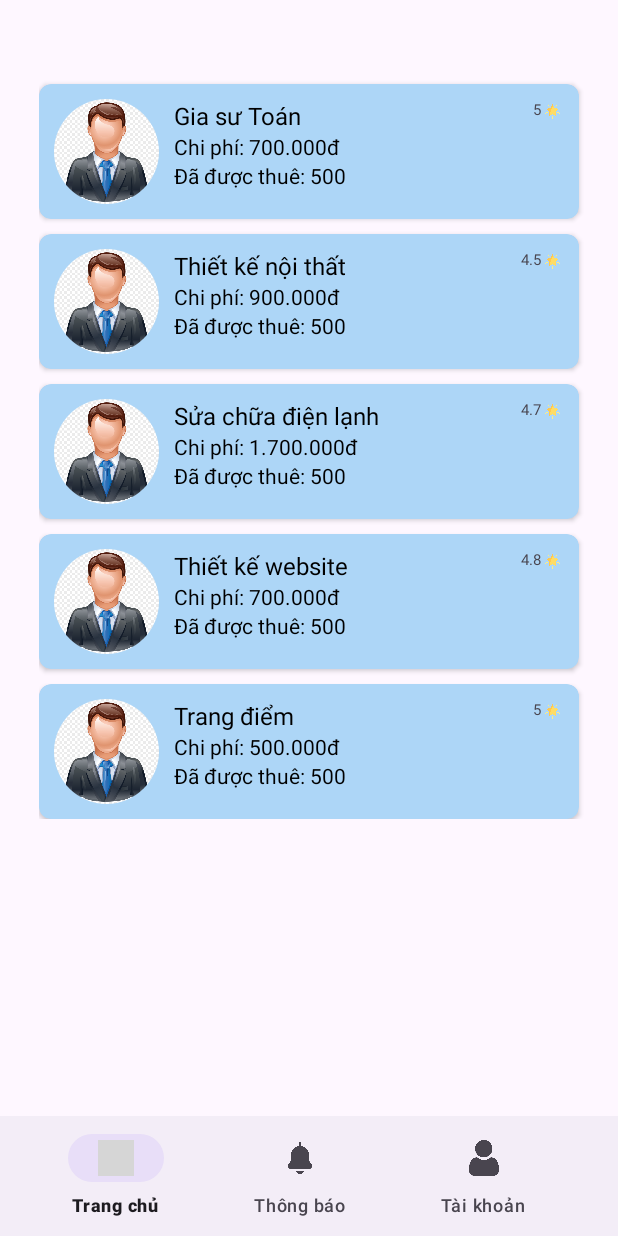
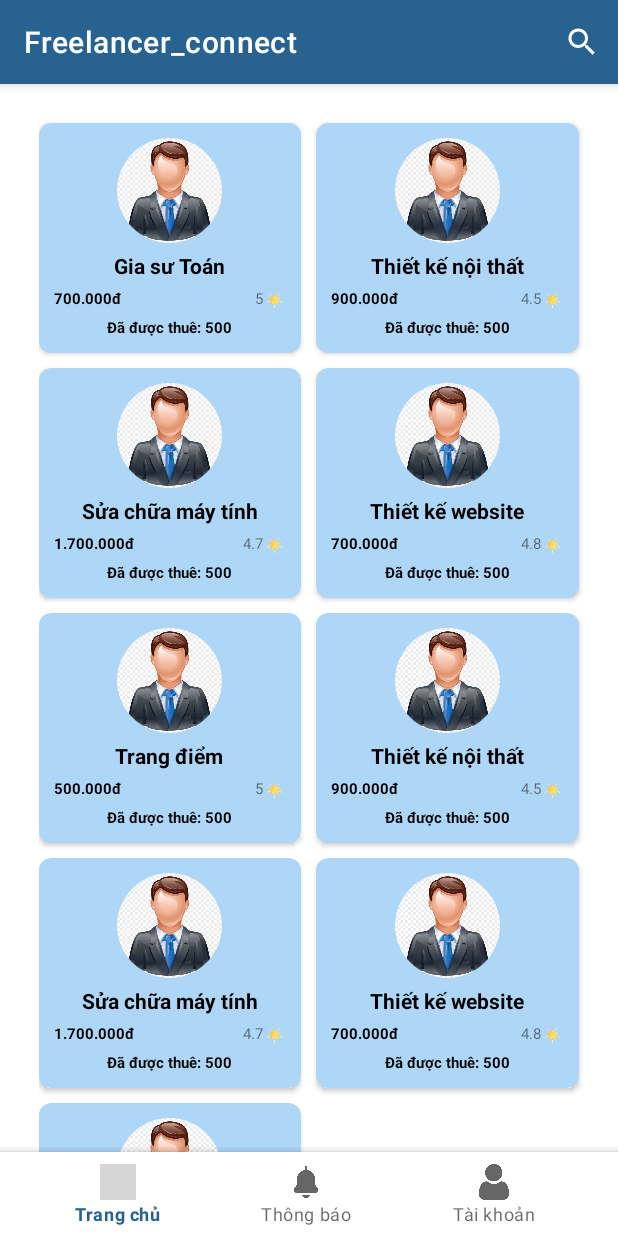
Before and after one commit to Duynguyen162/Freelancer_Connect, an Android app: the screen it shows after launch (CustomerActivity), on a phone screen of 412 x 824 dp. Run offline under Robolectric (Android 15) with nearby library versions, the phone set to English and light mode, and no system bars; our stand-ins replace CircleImageView; grey boxes are pictures that could not be loaded.

Commit message:
Thêm chức năng tìm kiếm ở trang chủ

```diff
--- a/app/src/main/AndroidManifest.xml
+++ b/app/src/main/AndroidManifest.xml
@@ -13,10 +13,8 @@
         android:theme="@style/Theme.Freelancer_connect">
         <activity
             android:name=".provider.ProviderDetailInfo"
-            android:exported="false" />
-        <activity
-            android:name=".provider.ProviderActivity"
-            android:exported="false" />
+            android:exported="false"
+            android:theme="@style/Theme.YourApp.NoActionBar"/>
         <activity
             android:name=".CustomerActivity"
             android:exported="true">
--- a/app/src/main/java/com/example/freelancer_connect/CustomerActivity.java
+++ b/app/src/main/java/com/example/freelancer_connect/CustomerActivity.java
@@ -1,10 +1,12 @@
 package com.example.freelancer_connect;
 
 import android.os.Bundle;
+import android.view.Menu;
 
 import androidx.activity.EdgeToEdge;
 import androidx.appcompat.app.ActionBar;
 import androidx.appcompat.app.AppCompatActivity;
+import androidx.appcompat.widget.Toolbar;
 import androidx.core.graphics.Insets;
 import androidx.core.view.ViewCompat;
 import androidx.core.view.WindowInsetsCompat;
@@ -44,7 +46,6 @@ public class CustomerActivity extends AppCompatActivity {
             return insets;
         });
     }
-
     private void changeFragment(Fragment fragment) {
         FragmentManager fragmentManager = getSupportFragmentManager();
         FragmentTransaction fragmentTransaction = fragmentManager.beginTransaction();
--- a/app/src/main/java/com/example/freelancer_connect/home_page/HomeFragment.java
+++ b/app/src/main/java/com/example/freelancer_connect/home_page/HomeFragment.java
@@ -1,5 +1,9 @@
 package com.example.freelancer_connect.home_page;
 
+import static androidx.core.content.ContextCompat.getSystemService;
+
+import android.app.SearchManager;
+import android.content.Context;
 import android.content.Intent;
 import android.os.Bundle;
 import android.view.LayoutInflater;
@@ -10,6 +14,11 @@ import android.view.View;
 import android.view.ViewGroup;
 
 import androidx.annotation.NonNull;
+import androidx.annotation.Nullable;
+import androidx.appcompat.app.AppCompatActivity;
+import androidx.appcompat.widget.SearchView;
+import androidx.appcompat.widget.Toolbar;
+import androidx.core.view.MenuItemCompat;
 import androidx.core.view.MenuProvider;
 import androidx.fragment.app.Fragment;
 import androidx.recyclerview.widget.GridLayoutManager;
@@ -25,10 +34,11 @@ import java.util.ArrayList;
 import java.util.List;
 
 public class HomeFragment extends Fragment implements MenuProvider {
-
-    private List<Provider> listProvider;
     private RecyclerView homeRecyclerView;
     private ProviderAdapter providerAdapter;
+    private SearchView searchView;
+
+
 
     public HomeFragment() {
         // Required empty public constructor
@@ -39,24 +49,30 @@ public class HomeFragment extends Fragment implements MenuProvider {
                              Bundle savedInstanceState) {
         // Inflate the layout for this fragment
         View rootView = inflater.inflate(R.layout.fragment_home, container, false);
-        homeRecyclerView = rootView.findViewById(R.id.recycler_view_service_item);
+
+
+
+        homeRecyclerView = rootView.findViewById(R.id.recycler_view_provider_item);
+        GridLayoutManager gridLayoutManager = new GridLayoutManager(getContext(), 2);
         LinearLayoutManager linearLayoutManager = new LinearLayoutManager(getContext(), LinearLayoutManager.VERTICAL, false);
-        homeRecyclerView.setLayoutManager(linearLayoutManager);
-        providerAdapter = new ProviderAdapter(getContext());
-        providerAdapter.setData(getListProvider());
+        homeRecyclerView.setLayoutManager(gridLayoutManager);
+        providerAdapter = new ProviderAdapter(getContext(), getListProvider());
         homeRecyclerView.setAdapter(providerAdapter);
         return rootView;
     }
 
-
-
     private List<Provider> getListProvider() {
         List<Provider> list = new ArrayList();
-        list.add(new Provider(R.drawable.img_user, "Gia sư Toán", "Chi phí: 700.000đ", "Đã được thuê: 500", "5"));
-        list.add(new Provider(R.drawable.img_user, "Thiết kế nội thất", "Chi phí: 900.000đ", "Đã được thuê: 500", "4.5"));
-        list.add(new Provider(R.drawable.img_user, "Sửa chữa điện lạnh", "Chi phí: 1.700.000đ", "Đã được thuê: 500", "4.7"));
-        list.add(new Provider(R.drawable.img_user, "Thiết kế website", "Chi phí: 700.000đ", "Đã được thuê: 500", "4.8"));
-        list.add(new Provider(R.drawable.img_user, "Trang điểm", "Chi phí: 500.000đ", "Đã được thuê: 500", "5"));
+        list.add(new Provider(R.drawable.img_user, "Gia sư Toán", "700.000đ", "Đã được thuê: 500", "5"));
+        list.add(new Provider(R.drawable.img_user, "Thiết kế nội thất", "900.000đ", "Đã được thuê: 500", "4.5"));
+        list.add(new Provider(R.drawable.img_user, "Sửa chữa máy tính", "1.700.000đ", "Đã được thuê: 500", "4.7"));
+        list.add(new Provider(R.drawable.img_user, "Thiết kế website", "700.000đ", "Đã được thuê: 500", "4.8"));
+        list.add(new Provider(R.drawable.img_user, "Trang điểm", "500.000đ", "Đã được thuê: 500", "5"));
+
+        list.add(new Provider(R.drawable.img_user, "Thiết kế nội thất", "900.000đ", "Đã được thuê: 500", "4.5"));
+        list.add(new Provider(R.drawable.img_user, "Sửa chữa máy tính", "1.700.000đ", "Đã được thuê: 500", "4.7"));
+        list.add(new Provider(R.drawable.img_user, "Thiết kế website", "700.000đ", "Đã được thuê: 500", "4.8"));
+        list.add(new Provider(R.drawable.img_user, "Trang điểm", "500.000đ", "Đã được thuê: 500", "5"));
 
         return list;
     }
@@ -76,4 +92,33 @@ public class HomeFragment extends Fragment implements MenuProvider {
     public boolean onMenuItemSelected(@NonNull MenuItem menuItem) {
         return false;
     }
+
+    @Override
+    public void onCreate(@Nullable Bundle savedInstanceState) {
+        super.onCreate(savedInstanceState);
+        setHasOptionsMenu(true);
+    }
+
+    @Override
+    public void onCreateOptionsMenu(@NonNull Menu menu, @NonNull MenuInflater inflater) {
+        inflater.inflate(R.menu.main_menu, menu);
+        SearchManager searchManager = (SearchManager) requireActivity().getSystemService(Context.SEARCH_SERVICE);
+        searchView = (SearchView) menu.findItem(R.id.action_search).getActionView();
+        searchView.setSearchableInfo(searchManager.getSearchableInfo(requireActivity().getComponentName()));
+        searchView.setMaxWidth(Integer.MAX_VALUE);
+        searchView.setOnQueryTextListener(new SearchView.OnQueryTextListener() {
+            @Override
+            public boolean onQueryTextSubmit(String query) {
+                providerAdapter.getFilter().filter(query);
+                return false;
+            }
+
+            @Override
+            public boolean onQueryTextChange(String newText) {
+                providerAdapter.getFilter().filter(newText);
+                return false;
+            }
+        });
+        super.onCreateOptionsMenu(menu, inflater);
+    }
 }
--- a/app/src/main/java/com/example/freelancer_connect/provider/ProviderAdapter.java
+++ b/app/src/main/java/com/example/freelancer_connect/provider/ProviderAdapter.java
@@ -6,6 +6,8 @@ import android.os.Bundle;
 import android.view.LayoutInflater;
 import android.view.View;
 import android.view.ViewGroup;
+import android.widget.Filter;
+import android.widget.Filterable;
 import android.widget.ImageView;
 import android.widget.TextView;
 
@@ -15,20 +17,20 @@ import androidx.recyclerview.widget.RecyclerView;
 
 import com.example.freelancer_connect.R;
 
+import java.util.ArrayList;
 import java.util.List;
 
-public class ProviderAdapter extends RecyclerView.Adapter<ProviderAdapter.ProviderViewHolder>{
+public class ProviderAdapter extends RecyclerView.Adapter<ProviderAdapter.ProviderViewHolder> implements Filterable{
     private Context mContext;
     private List<Provider> mListProvider;
+    private List<Provider> mListProviderOld;
 
-    public ProviderAdapter(Context mContext) {
+    public ProviderAdapter(Context mContext, List<Provider> mListProvider) {
         this.mContext = mContext;
+        this.mListProvider = mListProvider;
+        this.mListProviderOld = mListProvider;
     }
 
-    public void setData(List<Provider> list) {
-        mListProvider = list;
-        notifyDataSetChanged();
-    }
 
     @NonNull
     @Override
@@ -72,6 +74,39 @@ public class ProviderAdapter extends RecyclerView.Adapter<ProviderAdapter.Provid
         mContext.startActivity(intent);
     }
 
+    @Override
+    public Filter getFilter() {
+        return new Filter() {
+            @Override
+            protected FilterResults performFiltering(CharSequence constraint) {
+                String strSearch = constraint.toString();
+                if (strSearch.isEmpty()) {
+                    mListProvider = mListProviderOld;
+                } else {
+                    List<Provider> list= new ArrayList<>();
+                    for (Provider provider : mListProviderOld) {
+                        if (provider.getTilte().toLowerCase().contains(strSearch.toLowerCase())) {
+                            list.add(provider);
+                        }
+                    }
+                    mListProvider = list;
+                }
+
+                FilterResults filterResults = new FilterResults();
+                filterResults.values = mListProvider;
+
+                return filterResults;
+            }
+
+            @Override
+            protected void publishResults(CharSequence constraint, FilterResults results) {
+                mListProvider = (List<Provider>) results.values;
+                notifyDataSetChanged();
+            }
+        };
+    }
+
+
     public class ProviderViewHolder extends RecyclerView.ViewHolder {
         private CardView providerCardView;
         private ImageView providerImage;
--- a/app/src/main/java/com/example/freelancer_connect/user/UserFragment.java
+++ b/app/src/main/java/com/example/freelancer_connect/user/UserFragment.java
@@ -4,13 +4,13 @@ import android.os.Bundle;
 import android.view.LayoutInflater;
 import android.view.View;
 import android.view.ViewGroup;
+import android.widget.ImageView;
 
 import androidx.fragment.app.Fragment;
 
 import com.example.freelancer_connect.R;
 
 public class UserFragment extends Fragment {
-
     public UserFragment() {
         // Required empty public constructor
     }
--- a/app/src/main/res/layout/activity_customer.xml
+++ b/app/src/main/res/layout/activity_customer.xml
@@ -5,7 +5,8 @@
     android:id="@+id/main"
     android:layout_width="match_parent"
     android:layout_height="match_parent"
-    tools:context=".CustomerActivity">
+    tools:context=".CustomerActivity"
+    android:theme="@style/Theme.YourApp">
 
     <FrameLayout
         android:id="@+id/frame_layout"
--- a/app/src/main/res/layout/fragment_home.xml
+++ b/app/src/main/res/layout/fragment_home.xml
@@ -1,18 +1,20 @@
 <?xml version="1.0" encoding="utf-8"?>
-<FrameLayout xmlns:android="http://schemas.android.com/apk/res/android"
+<RelativeLayout xmlns:android="http://schemas.android.com/apk/res/android"
     xmlns:tools="http://schemas.android.com/tools"
     android:layout_width="match_parent"
     android:layout_height="match_parent"
+    xmlns:app="http://schemas.android.com/apk/res-auto"
+    android:backgroundTint="#03A9F4"
     tools:context=".HomeFragment">
+
 
     <!-- TODO: Update blank fragment layout -->
     <androidx.recyclerview.widget.RecyclerView
+        android:id="@+id/recycler_view_provider_item"
         android:layout_width="match_parent"
         android:layout_height="wrap_content"
-        android:id="@+id/recycler_view_service_item"
-        android:padding="16dp"
-        android:layout_marginTop="30dp"
-        android:layout_marginBottom="30dp"
-        android:layout_marginStart="10dp"/>
+        android:layout_marginStart="10dp"
+        android:layout_marginBottom="10dp"
+        android:padding="16dp"/>
 
-</FrameLayout>
+</RelativeLayout>
--- a/app/src/main/res/layout/item_provider.xml
+++ b/app/src/main/res/layout/item_provider.xml
@@ -18,44 +18,52 @@
             android:id="@+id/image_view_provider"
             android:layout_width="70dp"
             android:layout_height="70dp"
-            android:src="@drawable/img_user"/>
+            android:src="@drawable/img_user"
+            android:layout_centerHorizontal="true"/>
 
         <TextView
             android:id="@+id/text_view_provider_title"
             android:layout_width="wrap_content"
             android:layout_height="wrap_content"
-            android:textSize="16sp"
-            android:layout_toEndOf="@+id/image_view_provider"
+            android:layout_below="@+id/image_view_provider"
+            android:layout_centerHorizontal="true"
+            android:layout_marginStart="10dp"
             android:text="@string/app_name"
             android:textColor="@color/black"
-            android:layout_marginStart="10dp"/>
+            android:textSize="14sp"
+            android:textStyle="bold"
+            android:layout_marginTop="5dp"/>
 
         <TextView
             android:id="@+id/text_view_provider_price"
             android:layout_width="wrap_content"
             android:layout_height="wrap_content"
-            android:textSize="14sp"
+            android:layout_below="@+id/text_view_provider_title"
+            android:text="@string/app_name"
             android:textColor="@color/black"
-            android:text="@string/app_name"
-            android:layout_below="@+id/text_view_provider_title"
-            android:layout_toEndOf="@id/image_view_provider"
-            android:layout_marginStart="10dp"/>
+            android:textSize="10sp"
+            android:textStyle="bold"
+            android:layout_marginTop="5dp"/>
 
         <TextView
             android:id="@+id/text_view_provider_num_job_done"
             android:layout_width="wrap_content"
             android:layout_height="wrap_content"
-            android:textSize="14sp"
+            android:layout_below="@+id/text_view_provider_price"
+            android:layout_centerHorizontal="true"
+            android:layout_marginStart="10dp"
+            android:layout_marginTop="5dp"
+            android:text="@string/app_name"
             android:textColor="@color/black"
-            android:text="@string/app_name"
-            android:layout_below="@+id/text_view_provider_price"
-            android:layout_toEndOf="@id/image_view_provider"
-            android:layout_marginStart="10dp" />
+            android:textSize="10sp"
+            android:textStyle="bold" />
 
         <LinearLayout
             android:layout_width="wrap_content"
             android:layout_height="match_parent"
-            android:layout_alignParentRight="true">
+            android:layout_alignParentRight="true"
+            android:layout_marginTop="5dp"
+            android:layout_below="@id/text_view_provider_title">
 
             <TextView
                 android:id="@+id/text_view_provider_num_star"
--- a/app/src/main/res/menu/main_menu.xml
+++ b/app/src/main/res/menu/main_menu.xml
@@ -1,9 +1,9 @@
 <?xml version="1.0" encoding="utf-8"?>
 <menu xmlns:android="http://schemas.android.com/apk/res/android"
     xmlns:app="http://schemas.android.com/apk/res-auto">
-    <item android:id="@+id/action_search"
-        android:title="@string/action_search"
+    <item android:title="item_search"
+        android:id="@+id/action_search"
         android:icon="@drawable/ic_search"
         app:actionViewClass="androidx.appcompat.widget.SearchView"
-        app:showAsAction="always" />
+        app:showAsAction="always"/>
 </menu>
--- a/app/src/main/res/values-night/themes.xml
+++ b/app/src/main/res/values-night/themes.xml
@@ -3,5 +3,7 @@
     <style name="Base.Theme.Freelancer_connect" parent="Theme.Material3.DayNight.NoActionBar">
         <!-- Customize your dark theme here. -->
         <!-- <item name="colorPrimary">@color/my_dark_primary</item> -->
+        <item name="colorPrimary">@color/primary_color</item>
+        <item name="colorOnPrimary">@color/white</item>
     </style>
 </resources>
--- a/app/src/main/res/values/themes.xml
+++ b/app/src/main/res/values/themes.xml
@@ -1,8 +1,23 @@
 <resources xmlns:tools="http://schemas.android.com/tools">
     <!-- Base application theme. -->
-    <style name="Base.Theme.Freelancer_connect" parent="Theme.Material3.DayNight.NoActionBar">
+    <style name="Base.Theme.Freelancer_connect" parent="Theme.MaterialComponents.DayNight.DarkActionBar">
         <!-- Customize your light theme here. -->
         <!-- <item name="colorPrimary">@color/my_light_primary</item> -->
+        <item name="colorPrimary">@color/primary_color</item>
+        <item name="colorOnPrimary">@color/white</item>
+    </style>
+
+
+    <style name="Theme.YourApp" parent="Theme.MaterialComponents.DayNight.DarkActionBar">
+        <item name="colorPrimary">@color/primary_color</item>
+        <item name="colorPrimaryVariant">@color/black</item>
+        <item name="colorOnPrimary">@color/white</item>
+    </style>
+
+    <style name="Theme.YourApp.NoActionBar" parent="Theme.MaterialComponents.DayNight.NoActionBar">
+        <item name="colorPrimary">@color/primary_color</item>
+        <item name="colorPrimaryVariant">@color/black</item>
+        <item name="colorOnPrimary">@color/white</item>
     </style>
 
     <style name="Theme.Freelancer_connect" parent="Base.Theme.Freelancer_connect" />
```
Also changed, not shown: app/src/main/res/layout/fragment_user.xml (+18 -15 lines), app/src/main/res/drawable/ic_search.png.
